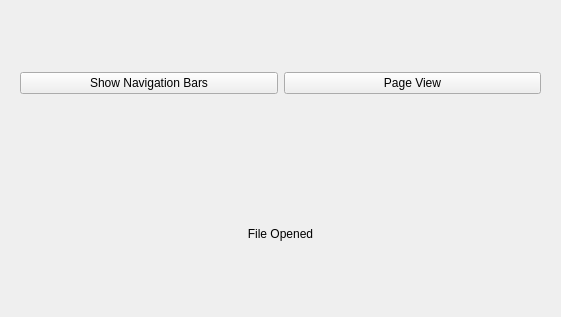
Old version of the form src/qt_ui/pem_file_form.ui in the repository Eric-Meunier/Processor-Suite.
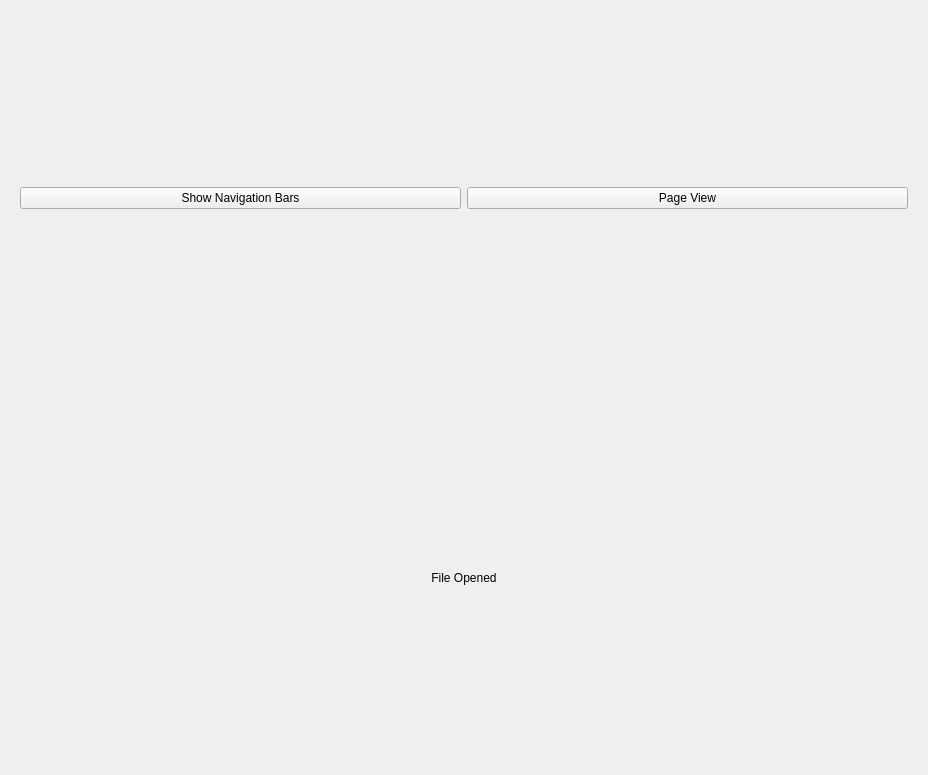
New version of the form.

```diff
--- a/src/qt_ui/pem_file_form.ui
+++ b/src/qt_ui/pem_file_form.ui
@@ -6,8 +6,8 @@
    <rect>
     <x>0</x>
     <y>0</y>
-    <width>561</width>
-    <height>317</height>
+    <width>928</width>
+    <height>775</height>
    </rect>
   </property>
   <layout class="QVBoxLayout" name="verticalLayout">
```
